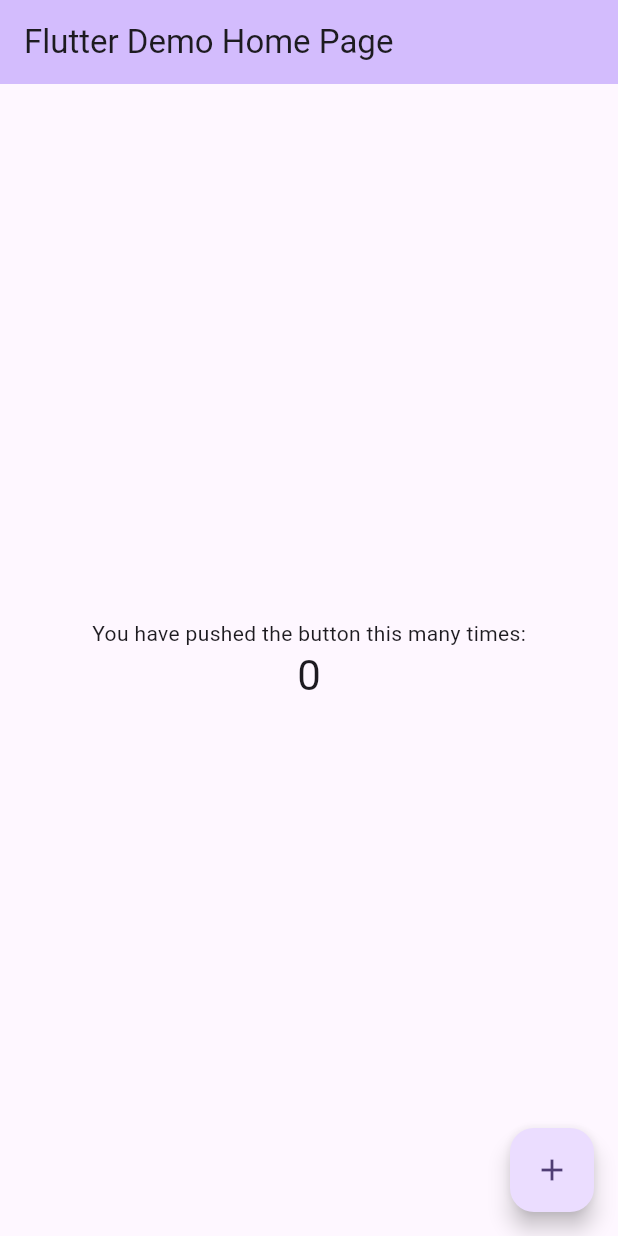
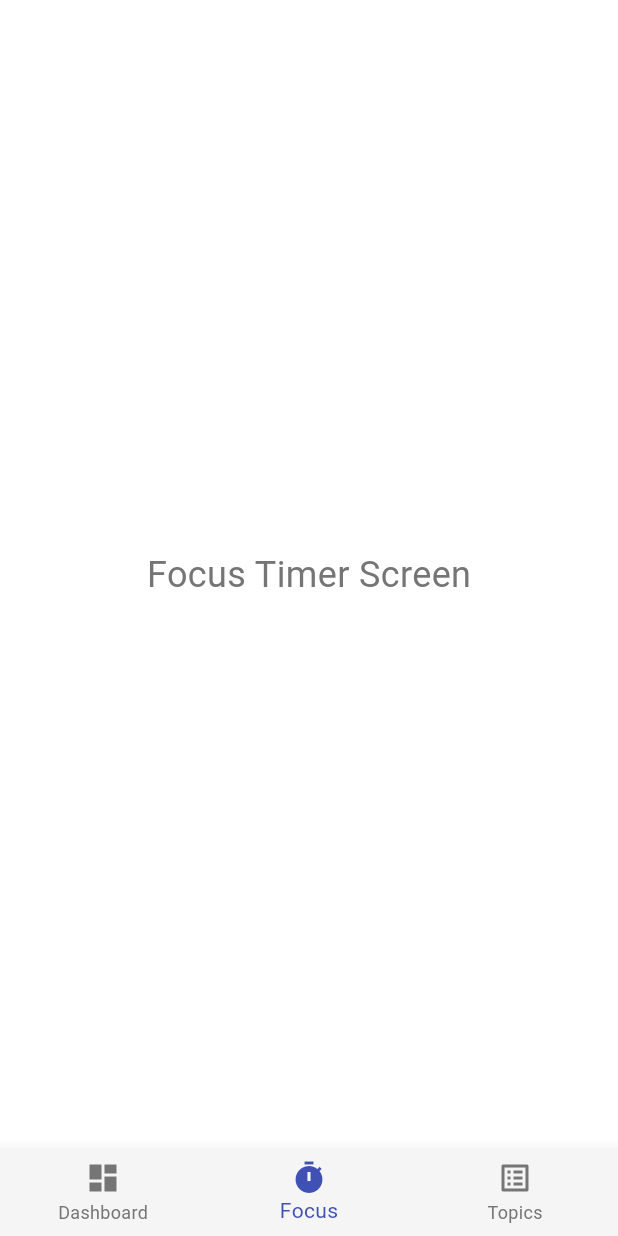
Before and after one commit to Soli1065/focus_cycle, a Flutter app: the screen it shows after launch, on a phone screen of 412 x 824 dp. Run offline on Flutter 3.47's test engine with Material 3 defaults, Android fonts, the phone set to English and light mode, and no system bars; our stand-ins replace flutter_riverpod.

Commit message:
main file, added base setup

```diff
--- a/lib/main.dart
+++ b/lib/main.dart
@@ -1,125 +1,118 @@
 import 'package:flutter/material.dart';
+import 'package:flutter_riverpod/flutter_riverpod.dart';
+import 'themes/theme.dart';
+
+// Providers
+final themeModeProvider = StateProvider<ThemeMode>((ref) => ThemeMode.light);
 
 void main() {
-  runApp(const MyApp());
+  runApp(
+    const ProviderScope(
+      child: FocusCycleApp(),
+    ),
+  );
 }
 
-class MyApp extends StatelessWidget {
-  const MyApp({super.key});
+class FocusCycleApp extends ConsumerWidget {
+  const FocusCycleApp({super.key});
 
-  // This widget is the root of your application.
   @override
-  Widget build(BuildContext context) {
+  Widget build(BuildContext context, WidgetRef ref) {
+    final themeMode = ref.watch(themeModeProvider);
+
     return MaterialApp(
-      title: 'Flutter Demo',
-      theme: ThemeData(
-        // This is the theme of your application.
-        //
-        // TRY THIS: Try running your application with "flutter run". You'll see
-        // the application has a purple toolbar. Then, without quitting the app,
-        // try changing the seedColor in the colorScheme below to Colors.green
-        // and then invoke "hot reload" (save your changes or press the "hot
-        // reload" button in a Flutter-supported IDE, or press "r" if you used
-        // the command line to start the app).
-        //
-        // Notice that the counter didn't reset back to zero; the application
-        // state is not lost during the reload. To reset the state, use hot
-        // restart instead.
-        //
-        // This works for code too, not just values: Most code changes can be
-        // tested with just a hot reload.
-        colorScheme: ColorScheme.fromSeed(seedColor: Colors.deepPurple),
-        useMaterial3: true,
-      ),
-      home: const MyHomePage(title: 'Flutter Demo Home Page'),
+      title: 'FocusCycle',
+      debugShowCheckedModeBanner: false,
+      theme: AppThemes.lightTheme,
+      darkTheme: AppThemes.darkTheme,
+      themeMode: themeMode,
+      home: const HomeScaffold(),
     );
   }
 }
 
-class MyHomePage extends StatefulWidget {
-  const MyHomePage({super.key, required this.title});
-
-  // This widget is the home page of your application. It is stateful, meaning
-  // that it has a State object (defined below) that contains fields that affect
-  // how it looks.
-
-  // This class is the configuration for the state. It holds the values (in this
-  // case the title) provided by the parent (in this case the App widget) and
-  // used by the build method of the State. Fields in a Widget subclass are
-  // always marked "final".
-
-  final String title;
+class HomeScaffold extends StatefulWidget {
+  const HomeScaffold({super.key});
 
   @override
-  State<MyHomePage> createState() => _MyHomePageState();
+  State<HomeScaffold> createState() => _HomeScaffoldState();
 }
 
-class _MyHomePageState extends State<MyHomePage> {
-  int _counter = 0;
+class _HomeScaffoldState extends State<HomeScaffold> {
+  int _currentIndex = 1; // Default to Timer tab
 
-  void _incrementCounter() {
-    setState(() {
-      // This call to setState tells the Flutter framework that something has
-      // changed in this State, which causes it to rerun the build method below
-      // so that the display can reflect the updated values. If we changed
-      // _counter without calling setState(), then the build method would not be
-      // called again, and so nothing would appear to happen.
-      _counter++;
-    });
-  }
+  final _screens = const [
+    DashboardScreen(),
+    TimerScreen(),
+    TopicsScreen(),
+  ];
 
   @override
   Widget build(BuildContext context) {
-    // This method is rerun every time setState is called, for instance as done
-    // by the _incrementCounter method above.
-    //
-    // The Flutter framework has been optimized to make rerunning build methods
-    // fast, so that you can just rebuild anything that needs updating rather
-    // than having to individually change instances of widgets.
     return Scaffold(
-      appBar: AppBar(
-        // TRY THIS: Try changing the color here to a specific color (to
-        // Colors.amber, perhaps?) and trigger a hot reload to see the AppBar
-        // change color while the other colors stay the same.
-        backgroundColor: Theme.of(context).colorScheme.inversePrimary,
-        // Here we take the value from the MyHomePage object that was created by
-        // the App.build method, and use it to set our appbar title.
-        title: Text(widget.title),
+      body: _screens[_currentIndex],
+      bottomNavigationBar: BottomNavigationBar(
+        currentIndex: _currentIndex,
+        onTap: (index) => setState(() => _currentIndex = index),
+        items: const [
+          BottomNavigationBarItem(
+            icon: Icon(Icons.dashboard),
+            label: 'Dashboard',
+          ),
+          BottomNavigationBarItem(
+            icon: Icon(Icons.timer),
+            label: 'Focus',
+          ),
+          BottomNavigationBarItem(
+            icon: Icon(Icons.list_alt),
+            label: 'Topics',
+          ),
+        ],
       ),
-      body: Center(
-        // Center is a layout widget. It takes a single child and positions it
-        // in the middle of the parent.
-        child: Column(
-          // Column is also a layout widget. It takes a list of children and
-          // arranges them vertically. By default, it sizes itself to fit its
-          // children horizontally, and tries to be as tall as its parent.
-          //
-          // Column has various properties to control how it sizes itself and
-          // how it positions its children. Here we use mainAxisAlignment to
-          // center the children vertically; the main axis here is the vertical
-          // axis because Columns are vertical (the cross axis would be
-          // horizontal).
-          //
-          // TRY THIS: Invoke "debug painting" (choose the "Toggle Debug Paint"
-          // action in the IDE, or press "p" in the console), to see the
-          // wireframe for each widget.
-          mainAxisAlignment: MainAxisAlignment.center,
-          children: <Widget>[
-            const Text(
-              'You have pushed the button this many times:',
-            ),
-            Text(
-              '$_counter',
-              style: Theme.of(context).textTheme.headlineMedium,
-            ),
-          ],
-        ),
-      ),
-      floatingActionButton: FloatingActionButton(
-        onPressed: _incrementCounter,
-        tooltip: 'Increment',
-        child: const Icon(Icons.add),
-      ), // This trailing comma makes auto-formatting nicer for build methods.
     );
   }
 }
+
+// Dummy Screens
+
+class DashboardScreen extends StatelessWidget {
+  const DashboardScreen({super.key});
+
+  @override
+  Widget build(BuildContext context) {
+    return const Center(
+      child: Text(
+        'Dashboard Screen',
+        style: TextStyle(fontSize: 24),
+      ),
+    );
+  }
+}
+
+class TimerScreen extends StatelessWidget {
+  const TimerScreen({super.key});
+
+  @override
+  Widget build(BuildContext context) {
+    return const Center(
+      child: Text(
+        'Focus Timer Screen',
+        style: TextStyle(fontSize: 24),
+      ),
+    );
+  }
+}
+
+class TopicsScreen extends StatelessWidget {
+  const TopicsScreen({super.key});
+
+  @override
+  Widget build(BuildContext context) {
+    return const Center(
+      child: Text(
+        'Topics Screen',
+        style: TextStyle(fontSize: 24),
+      ),
+    );
+  }
+}
--- a/pubspec.yaml
+++ b/pubspec.yaml
@@ -35,6 +35,7 @@ dependencies:
   # The following adds the Cupertino Icons font to your application.
   # Use with the CupertinoIcons class for iOS style icons.
   cupertino_icons: ^1.0.8
+  flutter_riverpod: ^2.6.1
 
 dev_dependencies:
   flutter_test:
@@ -45,7 +46,7 @@ dev_dependencies:
   # activated in the `analysis_options.yaml` file located at the root of your
   # package. See that file for information about deactivating specific lint
   # rules and activating additional ones.
-  flutter_lints: ^4.0.0
+  flutter_lints: ^5.0.0
 
 # For information on the generic Dart part of this file, see the
 # following page: https://dart.dev/tools/pub/pubspec
```
Also changed, not shown: pubspec.lock.
